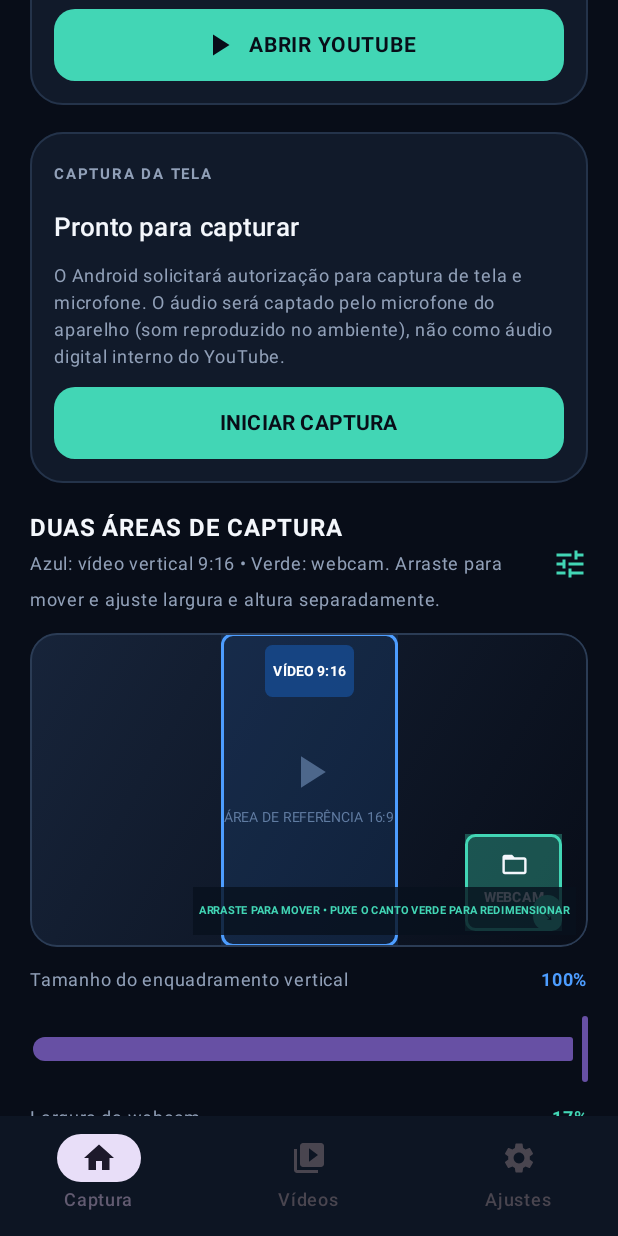
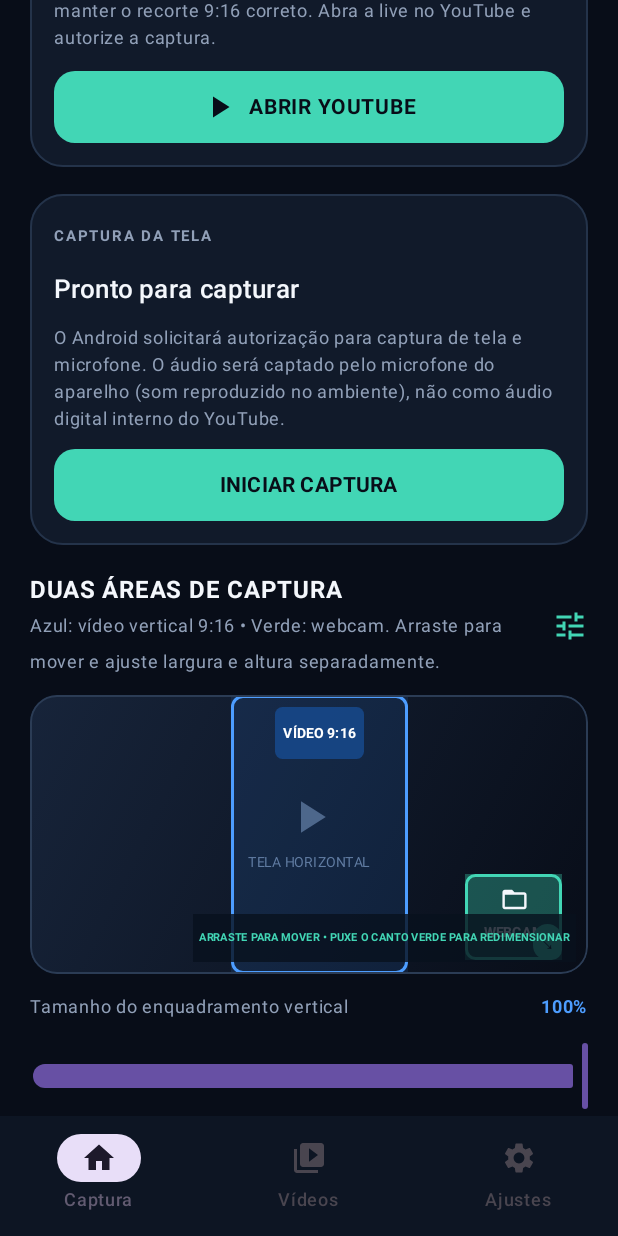
Before and after one commit to joseemanoelgonzagabandeira16-boop/SMART-RECORDER, an Android app built with Jetpack Compose: the screen it shows after launch (MainActivity), on a phone screen of 412 x 824 dp. Run offline under Robolectric (Android 15) with nearby library versions, the phone set to English and light mode, and no system bars.

Commit message:
Match crop preview to device landscape aspect ratio

```diff
--- a/app/src/main/java/com/smartteck/smartrecorder/MainActivity.kt
+++ b/app/src/main/java/com/smartteck/smartrecorder/MainActivity.kt
@@ -123,6 +123,9 @@ private fun CaptureScreen() {
     val cropPreferences = remember(context) {
         context.getSharedPreferences("smart_recorder_crop", android.content.Context.MODE_PRIVATE)
     }
+    val displayMetrics = context.resources.displayMetrics
+    val sourceAspectRatio = maxOf(displayMetrics.widthPixels, displayMetrics.heightPixels).toFloat() /
+        minOf(displayMetrics.widthPixels, displayMetrics.heightPixels).coerceAtLeast(1).toFloat()
     var webcamWidth by remember(cropPreferences) {
         mutableFloatStateOf(cropPreferences.getFloat("webcam_width", 0.174375f).coerceIn(0.04f, 0.8f))
     }
@@ -134,10 +137,10 @@ private fun CaptureScreen() {
     var mainHeight by remember(cropPreferences) {
         mutableFloatStateOf(cropPreferences.getFloat("main_height", 1f).coerceIn(0.5f, 1f))
     }
-    val mainCropWidth = mainHeight * 0.31640625f
+    val mainCropWidth = mainHeight * (9f / 16f) / sourceAspectRatio
     var mainX by remember(cropPreferences) {
         val savedHeight = cropPreferences.getFloat("main_height", 1f).coerceIn(0.5f, 1f)
-        mutableFloatStateOf(cropPreferences.getFloat("main_x", (1f - savedHeight * 0.31640625f) / 2f).coerceIn(0f, 1f - savedHeight * 0.31640625f))
+        mutableFloatStateOf(cropPreferences.getFloat("main_x", (1f - savedHeight * (9f / 16f) / sourceAspectRatio) / 2f).coerceIn(0f, 1f - savedHeight * 0.31640625f))
     }
     var mainY by remember(cropPreferences) {
         val savedHeight = cropPreferences.getFloat("main_height", 1f).coerceIn(0.5f, 1f)
@@ -236,7 +239,7 @@ private fun CaptureScreen() {
                             Icon(Icons.Default.PlayArrow, contentDescription = null, tint = Accent)
                         }
                     }
-                    Text("Mantenha o aparelho na horizontal para alinhar a referência 16:9. Abra a live no YouTube e, ao autorizar a captura, selecione a janela do YouTube se o Android oferecer essa opção.", color = TextMuted, fontSize = 12.sp, lineHeight = 18.sp)
+                    Text("Mantenha o aparelho na horizontal. A área de pré-visualização acompanha a proporção da tela para manter o recorte 9:16 correto. Abra a live no YouTube e autorize a captura.", color = TextMuted, fontSize = 12.sp, lineHeight = 18.sp)
                     Button(onClick = {
                         val launchIntent = context.packageManager.getLaunchIntentForPackage("com.google.android.youtube")
                         if (launchIntent != null) context.startActivity(launchIntent)
@@ -290,7 +293,7 @@ private fun CaptureScreen() {
                     }
                     Icon(Icons.Default.Tune, contentDescription = null, tint = Accent)
                 }
-                PreviewSelector(mainX, mainY, mainHeight, webcamX, webcamY, webcamWidth, webcamHeight,
+                PreviewSelector(mainX, mainY, mainHeight, sourceAspectRatio, webcamX, webcamY, webcamWidth, webcamHeight,
                     onMainChange = { x, y -> mainX = x; mainY = y; regionSaved = false },
                     onWebcamChange = { x, y, w, h ->
                         webcamX = x; webcamY = y; webcamWidth = w; webcamHeight = h; regionSaved = false
@@ -301,7 +304,7 @@ private fun CaptureScreen() {
                 }
                 Slider(value = mainHeight, onValueChange = {
                     mainHeight = it.coerceIn(0.5f, 1f)
-                    val newWidth = mainHeight * 0.31640625f
+                    val newWidth = mainHeight * (9f / 16f) / sourceAspectRatio
                     mainX = mainX.coerceIn(0f, 1f - newWidth)
                     mainY = mainY.coerceIn(0f, 1f - mainHeight)
                     regionSaved = false
@@ -373,7 +376,7 @@ private fun CaptureScreen() {
 
 @Composable
 private fun PreviewSelector(
-    mainX: Float, mainY: Float, mainHeight: Float,
+    mainX: Float, mainY: Float, mainHeight: Float, sourceAspectRatio: Float,
     webcamX: Float, webcamY: Float, webcamWidth: Float, webcamHeight: Float,
     onMainChange: (Float, Float) -> Unit,
     onWebcamChange: (Float, Float, Float, Float) -> Unit
@@ -387,7 +390,7 @@ private fun PreviewSelector(
     val currentWebcamWidth by rememberUpdatedState(webcamWidth)
     val currentWebcamHeight by rememberUpdatedState(webcamHeight)
     BoxWithConstraints(
-        modifier = Modifier.fillMaxWidth().aspectRatio(16f / 9f).clip(RoundedCornerShape(18.dp))
+        modifier = Modifier.fillMaxWidth().aspectRatio(sourceAspectRatio).clip(RoundedCornerShape(18.dp))
             .background(Brush.linearGradient(listOf(Color(0xFF17243A), Color(0xFF080D18))))
             .border(1.dp, Color(0xFF2B3C55), RoundedCornerShape(18.dp))
     ) {
@@ -396,7 +399,7 @@ private fun PreviewSelector(
         Box(Modifier.align(Alignment.Center), contentAlignment = Alignment.Center) {
             Column(horizontalAlignment = Alignment.CenterHorizontally) {
                 Icon(Icons.Default.PlayArrow, contentDescription = null, tint = Color(0xFF52637D), modifier = Modifier.size(36.dp))
-                Text("ÁREA DE REFERÊNCIA 16:9", color = Color(0xFF687B97), fontSize = 9.sp)
+                Text("TELA HORIZONTAL" , color = Color(0xFF687B97), fontSize = 9.sp)
             }
         }
         Box(
@@ -409,7 +412,7 @@ private fun PreviewSelector(
                         change.consume()
                         val pw = previewWidthPx
                         val ph = previewHeightPx
-                        val cropWidth = currentMainHeight * 0.31640625f
+                        val cropWidth = currentMainHeight * (9f / 16f) / sourceAspectRatio
                         val nextX = (currentMainX + drag.x / pw).coerceIn(0f, 1f - cropWidth)
                         val nextY = (currentMainY + drag.y / ph).coerceIn(0f, 1f - currentMainHeight)
                         onMainChange(nextX, nextY)
```
